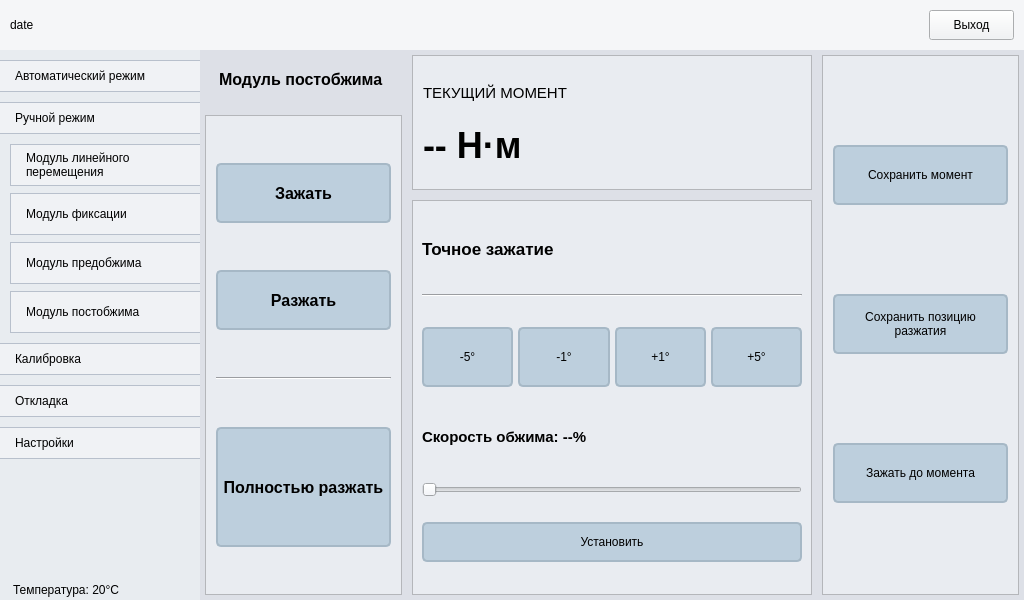
petlitsky/rozovproject, file main.ui: the form before one commit.
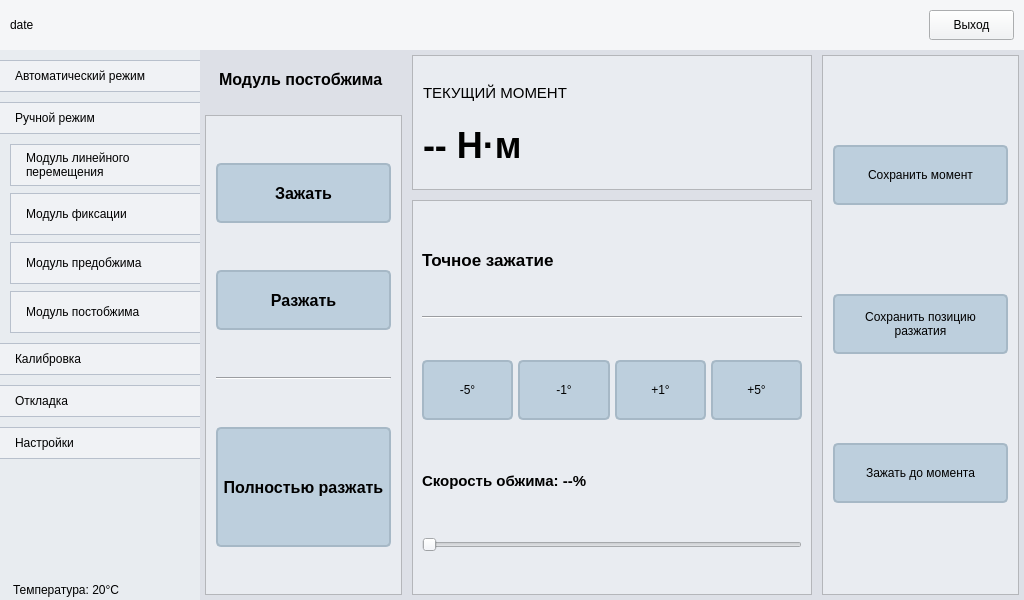
The form after the commit. The open tabs and pages were chosen to show the change. Icons and pictures are not drawn.

```diff
--- a/main.ui
+++ b/main.ui
@@ -6086,37 +6086,6 @@
                       </property>
                      </widget>
                     </item>
-                    <item>
-                     <widget class="QPushButton" name="pushButton_4">
-                      <property name="minimumSize">
-                       <size>
-                        <width>0</width>
-                        <height>40</height>
-                       </size>
-                      </property>
-                      <property name="maximumSize">
-                       <size>
-                        <width>16777215</width>
-                        <height>16777215</height>
-                       </size>
-                      </property>
-                      <property name="styleSheet">
-                       <string notr="true">QPushButton {
-	background: #bdcfdd;
-	border: 2px solid #a6b8c6;
-	border-radius: 5px;
-}
-
-QPushButton:pressed {
-	background: #cfddeb;
-
-}</string>
-                      </property>
-                      <property name="text">
-                       <string>Установить</string>
-                      </property>
-                     </widget>
-                    </item>
                    </layout>
                   </widget>
                  </item>
```
Left out of the diff: 103 changed lines with no effect on the pictures.
